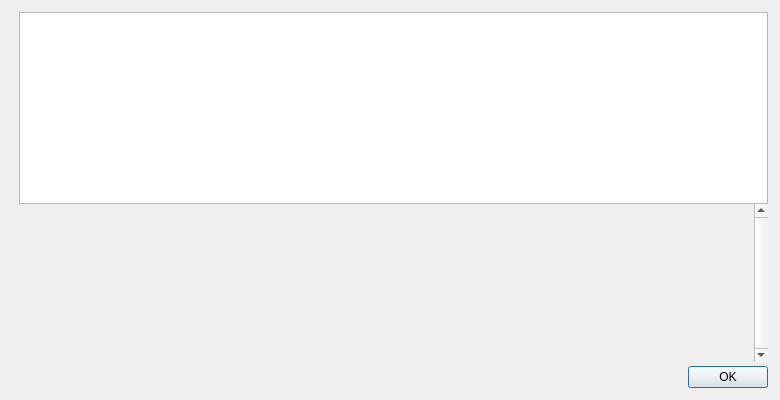
Before: the Qt Designer form src/qt/forms/helpmessagedialog.ui in nutucoin/NutucoinV2, drawn with Qt 5.
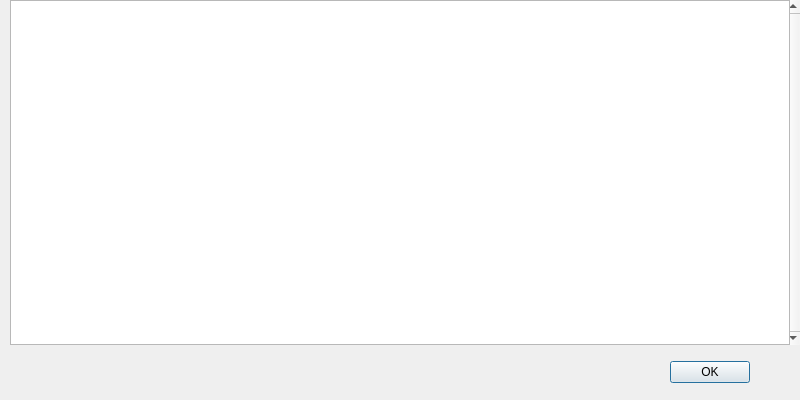
After: the same form once the commit is applied. Icons and pictures are not drawn.

Commit message: New GUI for 'About Nutucoin Core' dialog

What changed in the file:
```diff
--- a/src/qt/forms/helpmessagedialog.ui
+++ b/src/qt/forms/helpmessagedialog.ui
@@ -6,45 +6,49 @@
    <rect>
     <x>0</x>
     <y>0</y>
-    <width>780</width>
+    <width>800</width>
     <height>400</height>
    </rect>
   </property>
-  <layout class="QHBoxLayout" name="horizontalLayout_2">
-   <property name="spacing">
-    <number>0</number>
-   </property>
-   <property name="leftMargin">
-    <number>12</number>
-   </property>
-   <property name="topMargin">
-    <number>12</number>
-   </property>
-   <property name="rightMargin">
-    <number>12</number>
-   </property>
-   <property name="bottomMargin">
-    <number>12</number>
-   </property>
-   <item>
-    <layout class="QVBoxLayout" name="verticalLayoutLogo" stretch="0,0">
-     <property name="leftMargin">
-      <number>0</number>
-     </property>
-     <property name="topMargin">
-      <number>4</number>
-     </property>
-     <property name="rightMargin">
-      <number>0</number>
-     </property>
-     <item>
+  <property name="sizePolicy">
+   <sizepolicy hsizetype="Fixed" vsizetype="Fixed">
+    <horstretch>0</horstretch>
+    <verstretch>0</verstretch>
+   </sizepolicy>
+  </property>
+  <property name="minimumSize">
+   <size>
+    <width>800</width>
+    <height>400</height>
+   </size>
+  </property>
+  <property name="maximumSize">
+   <size>
+    <width>800</width>
+    <height>400</height>
+   </size>
+  </property>
       <widget class="QLabel" name="aboutLogo">
+   <property name="geometry">
+    <rect>
+     <x>10</x>
+     <y>16</y>
+     <width>100</width>
+     <height>100</height>
+    </rect>
+   </property>
        <property name="sizePolicy">
-        <sizepolicy hsizetype="Preferred" vsizetype="Ignored">
+    <sizepolicy hsizetype="Fixed" vsizetype="Fixed">
          <horstretch>0</horstretch>
          <verstretch>0</verstretch>
         </sizepolicy>
        </property>
+   <property name="minimumSize">
+    <size>
+     <width>100</width>
+     <height>100</height>
+    </size>
+   </property>
        <property name="maximumSize">
         <size>
          <width>100</width>
@@ -61,30 +65,33 @@
         <set>Qt::AlignLeading|Qt::AlignLeft|Qt::AlignTop</set>
        </property>
       </widget>
-     </item>
-     <item>
-      <widget class="QFrame" name="frame">
-       <property name="frameShape">
-        <enum>QFrame::NoFrame</enum>
-       </property>
-       <property name="frameShadow">
-        <enum>QFrame::Raised</enum>
-       </property>
-      </widget>
-     </item>
-    </layout>
-   </item>
-   <item>
-    <layout class="QVBoxLayout" name="verticalLayout">
-     <item>
-      <widget class="QTextEdit" name="helpMessage">
-       <property name="readOnly">
-        <bool>true</bool>
-       </property>
-      </widget>
-     </item>
-     <item>
       <widget class="QScrollArea" name="scrollArea">
+   <property name="geometry">
+    <rect>
+     <x>120</x>
+     <y>0</y>
+     <width>680</width>
+     <height>345</height>
+    </rect>
+   </property>
+   <property name="sizePolicy">
+    <sizepolicy hsizetype="Fixed" vsizetype="Fixed">
+     <horstretch>0</horstretch>
+     <verstretch>0</verstretch>
+    </sizepolicy>
+   </property>
+   <property name="minimumSize">
+    <size>
+     <width>680</width>
+     <height>345</height>
+    </size>
+   </property>
+   <property name="maximumSize">
+    <size>
+     <width>680</width>
+     <height>345</height>
+    </size>
+   </property>
        <property name="frameShape">
         <enum>QFrame::NoFrame</enum>
        </property>
@@ -95,6 +102,14 @@
         <bool>true</bool>
        </property>
        <widget class="QWidget" name="scrollAreaWidgetContents">
+    <property name="geometry">
+     <rect>
+      <x>0</x>
+      <y>0</y>
+      <width>666</width>
+      <height>345</height>
+     </rect>
+    </property>
         <layout class="QVBoxLayout" name="verticalLayout_2">
          <item>
           <widget class="QLabel" name="aboutMessage">
@@ -118,25 +133,33 @@
         </layout>
        </widget>
       </widget>
-     </item>
-     <item>
-      <spacer name="verticalSpacer">
-       <property name="orientation">
-        <enum>Qt::Vertical</enum>
-       </property>
-       <property name="sizeType">
-        <enum>QSizePolicy::Fixed</enum>
-       </property>
-       <property name="sizeHint" stdset="0">
-        <size>
-         <width>4</width>
-         <height>4</height>
-        </size>
-       </property>
-      </spacer>
-     </item>
-     <item>
       <widget class="QDialogButtonBox" name="okButton">
+   <property name="geometry">
+    <rect>
+     <x>630</x>
+     <y>360</y>
+     <width>120</width>
+     <height>25</height>
+    </rect>
+   </property>
+   <property name="sizePolicy">
+    <sizepolicy hsizetype="Fixed" vsizetype="Fixed">
+     <horstretch>0</horstretch>
+     <verstretch>0</verstretch>
+    </sizepolicy>
+   </property>
+   <property name="minimumSize">
+    <size>
+     <width>120</width>
+     <height>25</height>
+    </size>
+   </property>
+   <property name="maximumSize">
+    <size>
+     <width>120</width>
+     <height>25</height>
+    </size>
+   </property>
        <property name="orientation">
         <enum>Qt::Horizontal</enum>
        </property>
@@ -144,10 +167,37 @@
         <set>QDialogButtonBox::Ok</set>
        </property>
       </widget>
-     </item>
-    </layout>
-   </item>
-  </layout>
+  <widget class="QTextEdit" name="helpMessage">
+   <property name="geometry">
+    <rect>
+     <x>10</x>
+     <y>0</y>
+     <width>780</width>
+     <height>345</height>
+    </rect>
+   </property>
+   <property name="sizePolicy">
+    <sizepolicy hsizetype="Fixed" vsizetype="Fixed">
+     <horstretch>0</horstretch>
+     <verstretch>0</verstretch>
+    </sizepolicy>
+   </property>
+   <property name="minimumSize">
+    <size>
+     <width>780</width>
+     <height>345</height>
+    </size>
+   </property>
+   <property name="maximumSize">
+    <size>
+     <width>672</width>
+     <height>345</height>
+    </size>
+   </property>
+   <property name="readOnly">
+    <bool>true</bool>
+   </property>
+  </widget>
  </widget>
  <resources>
   <include location="../bitcoin.qrc"/>
```
Lines whose indentation alone changed are shown as unchanged.
